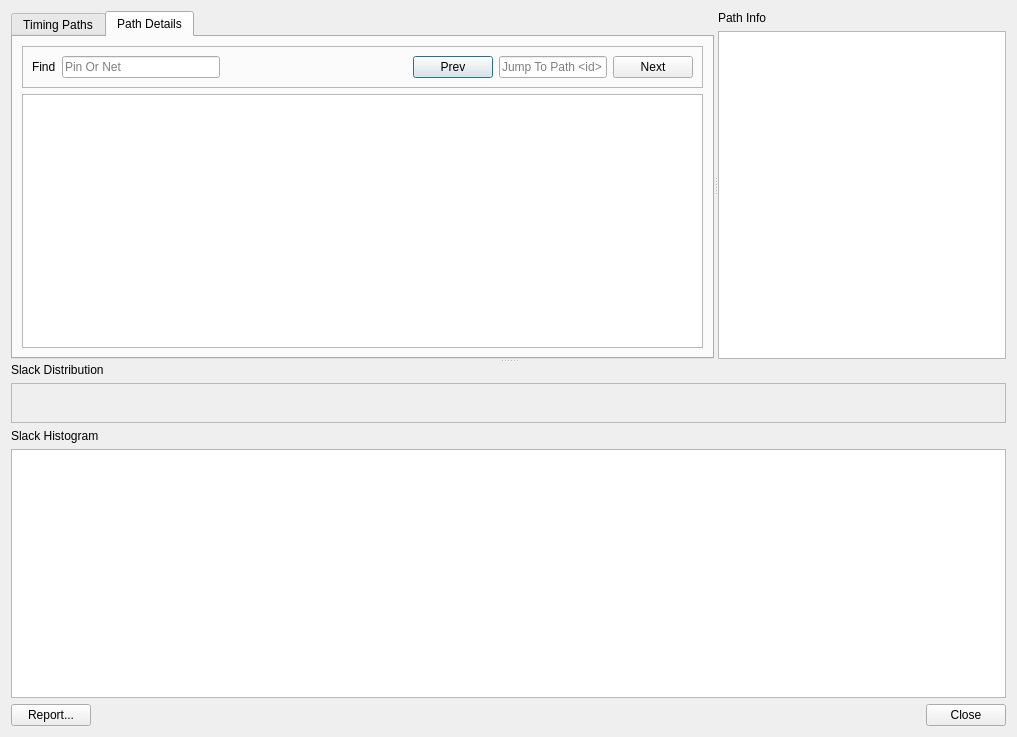
cunqinglan/OpenROAD_LRF, file src/gui/ui/timingDebug.ui: the form before one commit.
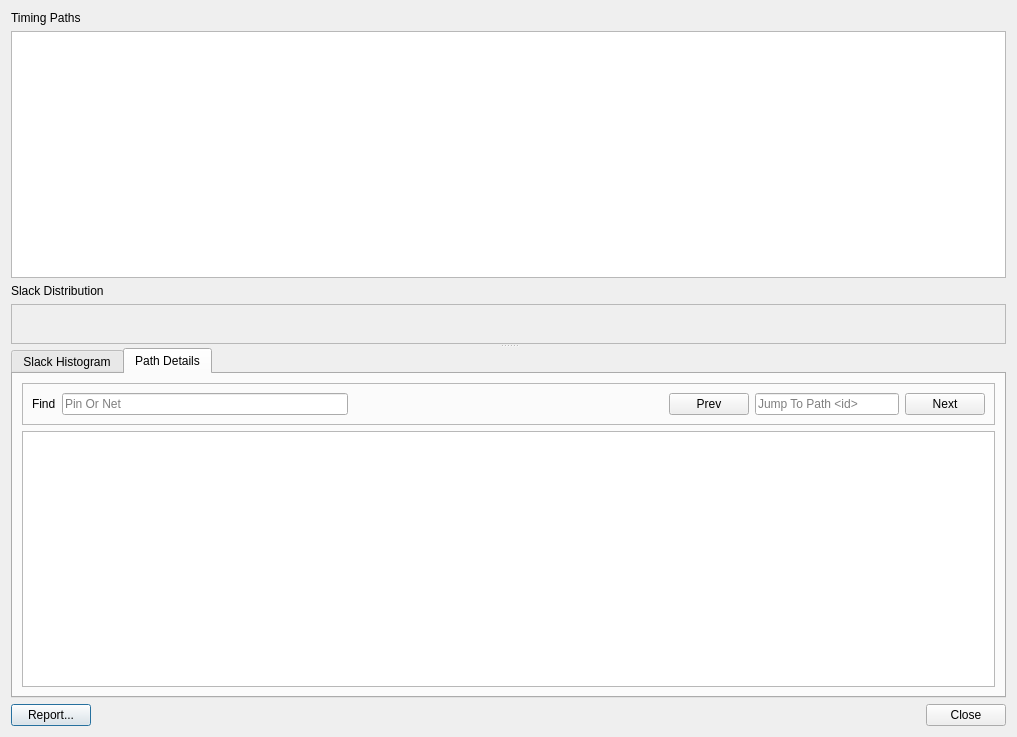
The form after the commit. The open tabs and pages were chosen to show the change.

Commit message: Incorporated some feedbacks for Timing UI

The edit to the form file:
```diff
--- a/src/gui/ui/timingDebug.ui
+++ b/src/gui/ui/timingDebug.ui
@@ -15,30 +15,22 @@
   </property>
   <layout class="QGridLayout" name="gridLayout_8">
    <item row="0" column="0">
-    <widget class="QSplitter" name="splitter_2">
-     <property name="minimumSize">
-      <size>
-       <width>0</width>
-       <height>25</height>
-      </size>
-     </property>
+    <widget class="QSplitter" name="splitter">
      <property name="orientation">
       <enum>Qt::Vertical</enum>
      </property>
-     <widget class="QSplitter" name="splitter">
-      <property name="orientation">
-       <enum>Qt::Horizontal</enum>
-      </property>
-      <widget class="QTabWidget" name="tabWidget">
-       <property name="currentIndex">
-        <number>0</number>
-       </property>
-       <widget class="QWidget" name="selTab_2">
-        <attribute name="title">
-         <string>Timing Paths</string>
-        </attribute>
-        <layout class="QGridLayout" name="gridLayout">
-         <item row="0" column="0">
+     <widget class="QWidget" name="">
+      <layout class="QVBoxLayout" name="verticalLayout_5">
+       <item>
+        <layout class="QVBoxLayout" name="verticalLayout_4">
+         <item>
+          <widget class="QLabel" name="label_5">
+           <property name="text">
+            <string>Timing Paths</string>
+           </property>
+          </widget>
+         </item>
+         <item>
           <widget class="QTableView" name="timingPathTableView">
            <property name="contextMenuPolicy">
             <enum>Qt::CustomContextMenu</enum>
@@ -49,15 +41,78 @@
           </widget>
          </item>
         </layout>
-       </widget>
-       <widget class="QWidget" name="hltTab_2">
-        <attribute name="title">
-         <string>Path Details</string>
-        </attribute>
-        <layout class="QGridLayout" name="gridLayout_7">
-         <item row="0" column="0">
-          <layout class="QVBoxLayout" name="verticalLayout_3">
-           <item>
+       </item>
+       <item>
+        <layout class="QVBoxLayout" name="verticalLayout_6">
+         <item>
+          <widget class="QLabel" name="label_4">
+           <property name="text">
+            <string>Slack Distribution</string>
+           </property>
+          </widget>
+         </item>
+         <item>
+          <widget class="QFrame" name="slackDistrFrame">
+           <property name="sizePolicy">
+            <sizepolicy hsizetype="MinimumExpanding" vsizetype="Preferred">
+             <horstretch>0</horstretch>
+             <verstretch>0</verstretch>
+            </sizepolicy>
+           </property>
+           <property name="minimumSize">
+            <size>
+             <width>700</width>
+             <height>40</height>
+            </size>
+           </property>
+           <property name="frameShape">
+            <enum>QFrame::StyledPanel</enum>
+           </property>
+           <property name="frameShadow">
+            <enum>QFrame::Raised</enum>
+           </property>
+          </widget>
+         </item>
+        </layout>
+       </item>
+      </layout>
+     </widget>
+     <widget class="QWidget" name="">
+      <layout class="QVBoxLayout" name="verticalLayout_3">
+       <item>
+        <widget class="QTabWidget" name="tabWidget">
+         <property name="currentIndex">
+          <number>1</number>
+         </property>
+         <widget class="QWidget" name="selTab_2">
+          <attribute name="title">
+           <string>Slack Histogram</string>
+          </attribute>
+          <layout class="QGridLayout" name="gridLayout">
+           <item row="0" column="0">
+            <widget class="QGraphicsView" name="slackHistogramView">
+             <property name="sizePolicy">
+              <sizepolicy hsizetype="MinimumExpanding" vsizetype="Expanding">
+               <horstretch>0</horstretch>
+               <verstretch>0</verstretch>
+              </sizepolicy>
+             </property>
+             <property name="minimumSize">
+              <size>
+               <width>550</width>
+               <height>50</height>
+              </size>
+             </property>
+            </widget>
+           </item>
+          </layout>
+         </widget>
+         <widget class="QWidget" name="hltTab_2">
+          <attribute name="title">
+           <string>Path Details</string>
+          </attribute>
+          <layout class="QGridLayout" name="gridLayout_7">
+           <item row="0" column="0">
             <widget class="QFrame" name="frame_3">
              <property name="frameShape">
               <enum>QFrame::StyledPanel</enum>
@@ -79,6 +134,9 @@
                   </item>
                   <item>
                    <widget class="QLineEdit" name="findObjectEdit">
+                    <property name="focusPolicy">
+                     <enum>Qt::ClickFocus</enum>
+                    </property>
                     <property name="placeholderText">
                      <string>Pin Or Net</string>
                     </property>
@@ -103,13 +161,22 @@
                  <layout class="QHBoxLayout" name="horizontalLayout_3">
                   <item>
                    <widget class="QPushButton" name="prevPathBtn">
+                    <property name="focusPolicy">
+                     <enum>Qt::ClickFocus</enum>
+                    </property>
                     <property name="text">
                      <string>Prev</string>
                     </property>
+                    <property name="autoDefault">
+                     <bool>false</bool>
+                    </property>
                    </widget>
                   </item>
                   <item>
                    <widget class="QLineEdit" name="jumpToPathEdit">
+                    <property name="focusPolicy">
+                     <enum>Qt::StrongFocus</enum>
+                    </property>
                     <property name="placeholderText">
                      <string>Jump To Path &lt;id&gt;</string>
                     </property>
@@ -117,9 +184,15 @@
                   </item>
                   <item>
                    <widget class="QPushButton" name="nextPathBtn">
+                    <property name="focusPolicy">
+                     <enum>Qt::ClickFocus</enum>
+                    </property>
                     <property name="text">
                      <string>Next</string>
                     </property>
+                    <property name="autoDefault">
+                     <bool>false</bool>
+                    </property>
                    </widget>
                   </item>
                  </layout>
@@ -129,7 +202,7 @@
              </layout>
             </widget>
            </item>
-           <item>
+           <item row="1" column="0">
             <widget class="QTableView" name="pathDetailsTableView">
              <property name="contextMenuPolicy">
               <enum>Qt::CustomContextMenu</enum>
@@ -143,82 +216,38 @@
             </widget>
            </item>
           </layout>
-         </item>
-        </layout>
-       </widget>
-      </widget>
-      <widget class="QWidget" name="">
-       <layout class="QVBoxLayout" name="verticalLayout_4">
-        <item>
-         <widget class="QLabel" name="label_2">
-          <property name="text">
-           <string>Path Info</string>
-          </property>
          </widget>
-        </item>
-        <item>
-         <widget class="QTextEdit" name="pathInfoTextEdit"/>
-        </item>
-       </layout>
-      </widget>
-     </widget>
-     <widget class="QWidget" name="">
-      <layout class="QVBoxLayout" name="verticalLayout_7">
-       <item>
-        <layout class="QVBoxLayout" name="verticalLayout_6">
-         <item>
-          <widget class="QLabel" name="label_4">
-           <property name="text">
-            <string>Slack Distribution</string>
-           </property>
-          </widget>
-         </item>
-         <item>
-          <widget class="QFrame" name="slackDistrFrame">
-           <property name="sizePolicy">
-            <sizepolicy hsizetype="MinimumExpanding" vsizetype="Preferred">
-             <horstretch>0</horstretch>
-             <verstretch>0</verstretch>
-            </sizepolicy>
-           </property>
-           <property name="minimumSize">
-            <size>
-             <width>700</width>
-             <height>40</height>
-            </size>
-           </property>
-           <property name="frameShape">
-            <enum>QFrame::StyledPanel</enum>
-           </property>
-           <property name="frameShadow">
-            <enum>QFrame::Raised</enum>
-           </property>
-          </widget>
-         </item>
-        </layout>
+        </widget>
        </item>
        <item>
-        <layout class="QVBoxLayout" name="verticalLayout_5">
+        <layout class="QHBoxLayout" name="horizontalLayout_5">
          <item>
-          <widget class="QLabel" name="label_3">
+          <widget class="QPushButton" name="timingReportBtn">
            <property name="text">
-            <string>Slack Histogram</string>
+            <string>Report...</string>
            </property>
           </widget>
          </item>
          <item>
-          <widget class="QGraphicsView" name="slackHistogramView">
-           <property name="sizePolicy">
-            <sizepolicy hsizetype="MinimumExpanding" vsizetype="Expanding">
-             <horstretch>0</horstretch>
-             <verstretch>0</verstretch>
-            </sizepolicy>
+          <spacer name="horizontalSpacer_2">
+           <property name="orientation">
+            <enum>Qt::Horizontal</enum>
            </property>
-           <property name="minimumSize">
+           <property name="sizeHint" stdset="0">
             <size>
-             <width>550</width>
-             <height>50</height>
+             <width>478</width>
+             <height>20</height>
             </size>
+           </property>
+          </spacer>
+         </item>
+         <item>
+          <widget class="QDialogButtonBox" name="buttonBox">
+           <property name="orientation">
+            <enum>Qt::Horizontal</enum>
+           </property>
+           <property name="standardButtons">
+            <set>QDialogButtonBox::Close</set>
            </property>
           </widget>
          </item>
@@ -228,40 +257,6 @@
      </widget>
     </widget>
    </item>
-   <item row="1" column="0">
-    <layout class="QHBoxLayout" name="horizontalLayout_7">
-     <item>
-      <widget class="QPushButton" name="timingReportBtn">
-       <property name="text">
-        <string>Report...</string>
-       </property>
-      </widget>
-     </item>
-     <item>
-      <spacer name="horizontalSpacer_2">
-       <property name="orientation">
-        <enum>Qt::Horizontal</enum>
-       </property>
-       <property name="sizeHint" stdset="0">
-        <size>
-         <width>478</width>
-         <height>20</height>
-        </size>
-       </property>
-      </spacer>
-     </item>
-     <item>
-      <widget class="QDialogButtonBox" name="buttonBox">
-       <property name="orientation">
-        <enum>Qt::Horizontal</enum>
-       </property>
-       <property name="standardButtons">
-        <set>QDialogButtonBox::Close</set>
-       </property>
-      </widget>
-     </item>
-    </layout>
-   </item>
   </layout>
  </widget>
  <resources/>
```
The commit also changes 6 other files.
